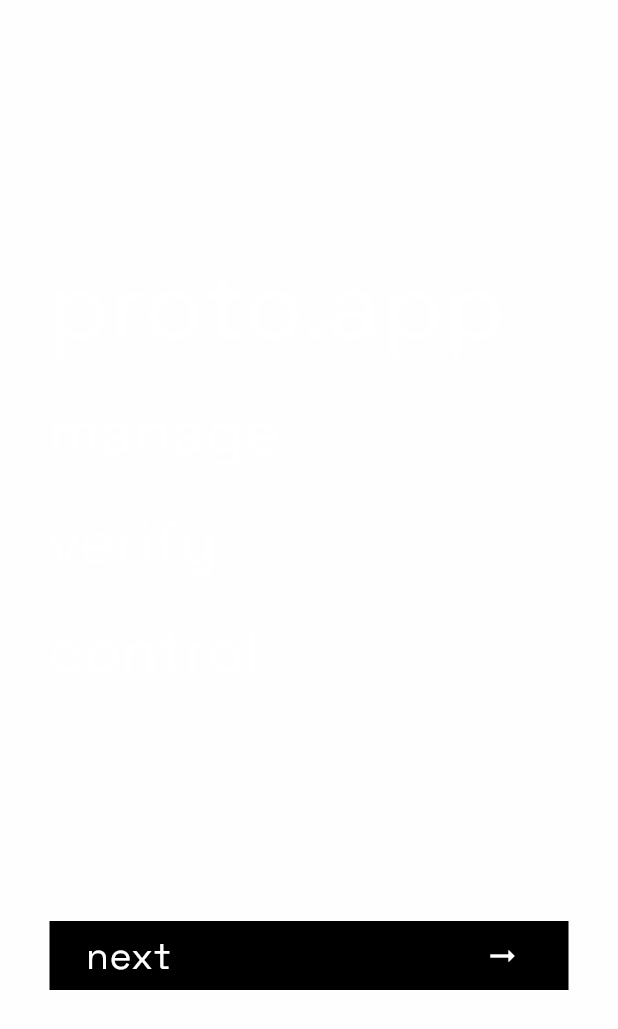
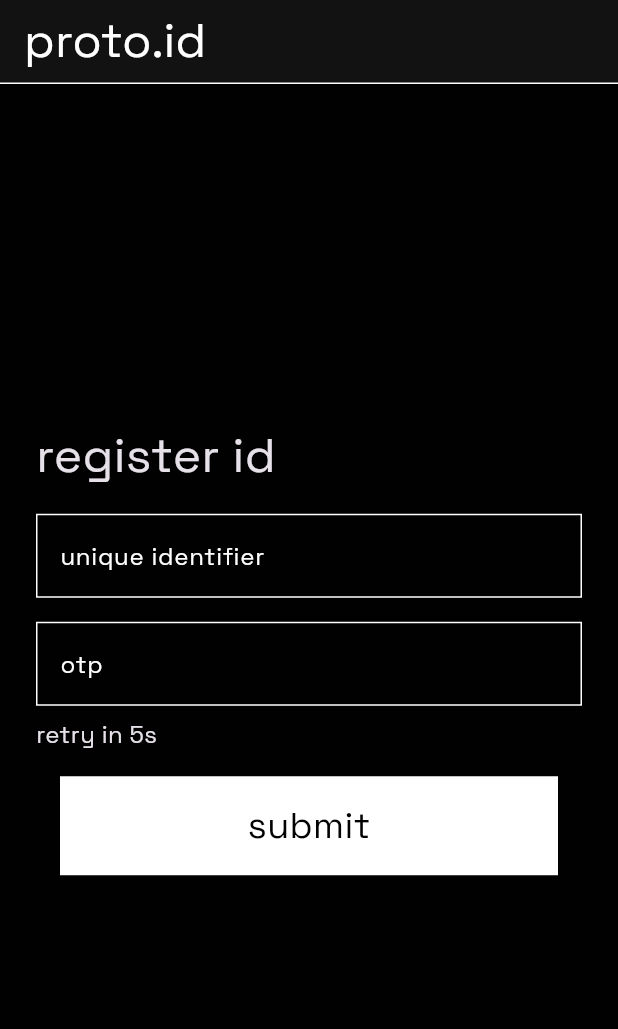
Before and after one commit to loopassembly/genesis, a Flutter app: the screen it shows after launch, on a phone screen of 412 x 824 dp. Shown: the top 1029 px of the screen. Run offline on Flutter 3.47's test engine with Material 3 defaults, Android fonts, the phone set to English and light mode, and no system bars; our stand-ins replace gap, go_router, google_fonts.

Commit message:
newScreens added

```diff
--- a/app/lib/main.dart
+++ b/app/lib/main.dart
@@ -1,5 +1,8 @@
+import 'package:app/new_home_page.dart/add_id.dart';
+import 'package:app/new_home_page.dart/your_id_page.dart';
 import 'package:app/screens/forms_screen.dart';
 import 'package:app/screens/login_page.dart';
+import 'package:app/theme/pallete.dart';
 import 'package:flutter/material.dart';
 
 // Third party imports
@@ -21,31 +24,11 @@ class MyApp extends StatelessWidget {
   Widget build(BuildContext context) {
     return MaterialApp.router(
       title: 'Flutter Demo',
-      theme: ThemeData(
-        useMaterial3: true,
-        scaffoldBackgroundColor: Color.fromARGB(1, 12, 6, 6),
-        textTheme: GoogleFonts.spaceGroteskTextTheme().copyWith(
-          titleLarge: GoogleFonts.spaceGrotesk(
-            fontWeight: FontWeight.w400,
-            fontSize: 64,
-            color: Color.fromARGB(255, 255, 255, 255),
-          ),
-          bodyMedium: GoogleFonts.spaceGrotesk(
-            fontWeight: FontWeight.w400,
-            fontSize: 39.75,
-            color: Color.fromARGB(255, 255, 255, 255),
-          ),
-          bodySmall: GoogleFonts.spaceGrotesk(
-            fontWeight: FontWeight.w400,
-            fontSize: 20,
-            color: Color.fromARGB(255, 255, 255, 255),
-          ),
-        ),
-      ),
+      theme: Pallete.darkModeAppTheme,
       routerConfig: GoRouter(routes: [
         GoRoute(
           path: "/",
-          builder: (context, state) => const MyHomePage(),
+          builder: (context, state) => const AddIDPage(),
         ),
         GoRoute(
           path: "/login",
--- /dev/null
+++ b/app/lib/new_home_page.dart/add_id.dart
@@ -0,0 +1,87 @@
+import 'package:app/theme/pallete.dart';
+import 'package:flutter/material.dart';
+import 'package:gap/gap.dart';
+
+class AddIDPage extends StatelessWidget {
+  const AddIDPage({super.key});
+
+  @override
+  Widget build(BuildContext context) {
+    return Scaffold(
+        appBar: AppBar(
+          title: const Text(
+            "proto.id",
+            style: TextStyle(fontSize: 32),
+          ),
+          bottom: PreferredSize(
+            preferredSize: const Size.fromHeight(0),
+            child: Container(
+              color: Colors.white,
+              height: 1,
+            ),
+          ),
+          bottomOpacity: 1,
+          elevation: 0,
+        ),
+        body: SafeArea(
+            child: Padding(
+          padding: const EdgeInsets.all(24.0),
+          child: Column(
+            crossAxisAlignment: CrossAxisAlignment.start,
+            children: [
+              Spacer(),
+              Text(
+                "register id",
+                style: TextStyle(fontSize: 32),
+              ),
+              Gap(16),
+              TextFormField(
+                decoration: const InputDecoration(
+                  border: OutlineInputBorder(
+                    borderRadius: BorderRadius.all(Radius.circular(0)),
+                  ),
+                  // labelText: "unique identifier",
+                  hintText: "unique identifier",
+                ),
+              ),
+              Gap(16),
+              TextFormField(
+                decoration: const InputDecoration(
+                  border: OutlineInputBorder(
+                    borderRadius: BorderRadius.all(Radius.circular(0)),
+                  ),
+                  // labelText: "unique identifier",
+                  hintText: "otp",
+                ),
+              ),
+              Gap(8),
+              Text(
+                "retry in 5s",
+                style: TextStyle(fontSize: 16),
+              ),
+              GestureDetector(
+                onTap: null,
+                child: Container(
+                  decoration: const BoxDecoration(
+                    // borderRadius: BorderRadius.cir cular(16),
+                    color: Pallete.whiteColor,
+                  ),
+                  margin: const EdgeInsets.all(16.0),
+                  child: const Center(
+                    child: Padding(
+                      padding: EdgeInsets.all(16.0),
+                      child: Text(
+                        'submit',
+                        style:
+                            TextStyle(fontSize: 24, color: Pallete.blackColor),
+                      ),
+                    ),
+                  ),
+                ),
+              ),
+              Spacer(),
+            ],
+          ),
+        )));
+  }
+}
--- a/app/lib/screens/notice_page.dart
+++ b/app/lib/screens/notice_page.dart
@@ -157,9 +157,9 @@ class _NoticePageScreenState extends State<NoticePage> {
                     'open inbox',
                     style: TextStyle(color: Colors.white, fontSize: 25),
                   ),
-                  style: ElevatedButton.styleFrom(
-                    primary: Colors.black,
-                  ),
+                  // style: ElevatedButton.styleFrom(
+                  //   primary: Colors.black,
+                  // ),
                 ),
               ),
             )
--- /dev/null
+++ b/app/lib/theme/pallete.dart
@@ -0,0 +1,54 @@
+import 'package:flutter/material.dart';
+import 'package:google_fonts/google_fonts.dart';
+
+class Pallete {
+  // Colors
+  static const blackColor = Color.fromRGBO(1, 1, 1, 1); // primary color
+  static const greyColor = Color.fromRGBO(26, 39, 45, 1); // secondary color
+  static const drawerColor = Color.fromRGBO(18, 18, 18, 1);
+  static const whiteColor = Colors.white;
+  static var redColor = Colors.red.shade500;
+  static var blueColor = Colors.blue.shade300;
+
+  // Themes
+  static var darkModeAppTheme = ThemeData.dark().copyWith(
+    scaffoldBackgroundColor: blackColor,
+    cardColor: greyColor,
+    appBarTheme: const AppBarTheme(
+      backgroundColor: drawerColor,
+      iconTheme: IconThemeData(
+        color: whiteColor,
+      ),
+    ),
+    drawerTheme: const DrawerThemeData(
+      backgroundColor: drawerColor,
+    ),
+    colorScheme: ColorScheme.dark(
+      primary: redColor,
+    ),
+    backgroundColor: drawerColor,
+    textTheme: GoogleFonts.spaceGroteskTextTheme(ThemeData.dark()
+        .textTheme), // Set Inter as the default font for dark mode
+  );
+
+  static var lightModeAppTheme = ThemeData.light().copyWith(
+    scaffoldBackgroundColor: whiteColor,
+    cardColor: greyColor,
+    appBarTheme: const AppBarTheme(
+      backgroundColor: whiteColor,
+      elevation: 0,
+      iconTheme: IconThemeData(
+        color: blackColor,
+      ),
+    ),
+    drawerTheme: const DrawerThemeData(
+      backgroundColor: whiteColor,
+    ),
+    colorScheme: ColorScheme.light(
+      primary: blueColor,
+    ),
+    backgroundColor: whiteColor,
+    textTheme: GoogleFonts.darkerGrotesqueTextTheme(ThemeData.light()
+        .textTheme), // Set Inter as the default font for light mode
+  );
+}
--- a/app/pubspec.yaml
+++ b/app/pubspec.yaml
@@ -39,6 +39,7 @@ dependencies:
   go_router: ^13.1.0
   flutter_deep_linking: ^0.2.1
   http: ^1.2.0
+  gap: ^3.0.1
 
 dev_dependencies:
   flutter_test:
```
Also changed, not shown: app/lib/new_home_page.dart/new_home_page.dart (added, +15 -0 lines), app/lib/new_home_page.dart/your_id_page.dart (added, +86 -0 lines), app/pubspec.lock.
